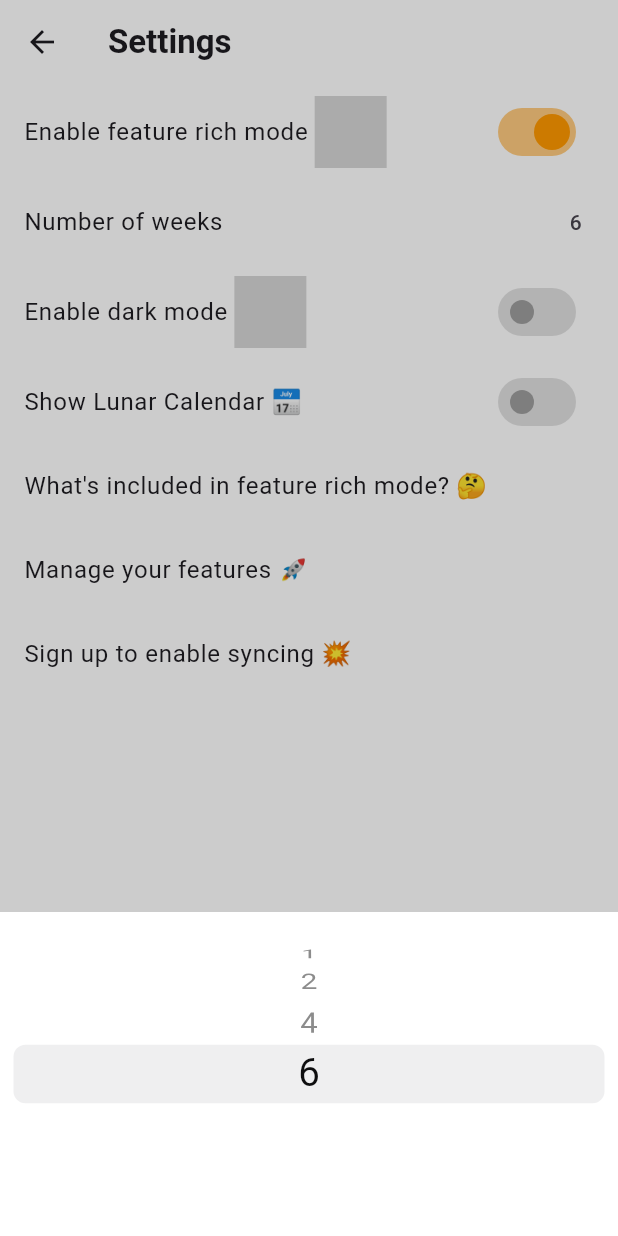
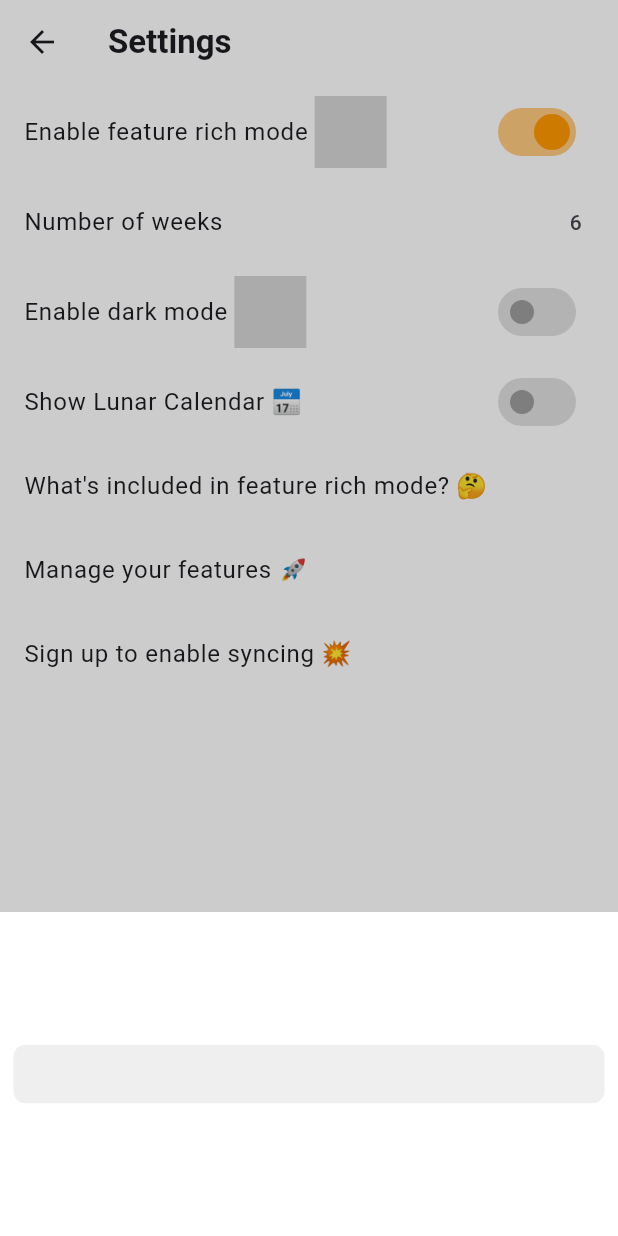
Before and after one commit to James1412/super_calendar, a Flutter app: the SettingsScreen screen opened directly, after a tap on "Enable feature rich mode", after a tap on "Number of weeks", on a phone screen of 412 x 824 dp. Run offline on Flutter 3.47's test engine with Material 3 defaults, Android fonts, the light colour scheme and no system bars; our stand-ins replace flutter_slidable, font_awesome_flutter, iconsax, syncfusion_flutter_calendar; missing offline and left inert: animated_emoji, lunar.

Commit message:
settings week number darkmode color fix

```diff
--- a/lib/features/settings/settings_screen.dart
+++ b/lib/features/settings/settings_screen.dart
@@ -127,10 +127,16 @@ class _SettingsScreenState extends State<SettingsScreen>
                                     .length;
                             i++)
                           Center(
-                            child: Text(context
-                                .watch<SettingsItemViewModel>()
-                                .indexAndWeekNumList[i]
-                                .toString()),
+                            child: Text(
+                              context
+                                  .watch<SettingsItemViewModel>()
+                                  .indexAndWeekNumList[i]
+                                  .toString(),
+                              style: TextStyle(
+                                  color: isDarkMode(context)
+                                      ? Colors.black
+                                      : Colors.white),
+                            ),
                           ),
                       ],
                     ),
```
Also changed, not shown: lib/features/calendar/home_screen.dart (+18 -5 lines).
